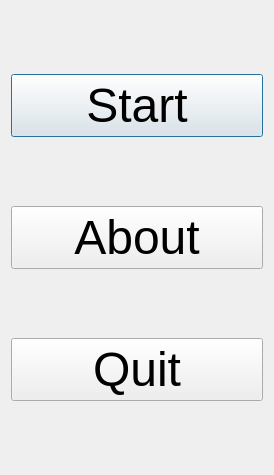
Qt form Tools/ToolFunctionPlotter/qtfunctionplottermenudialog.ui (richelbilderbeek/ProjectRichelBilderbeek) before a commit.
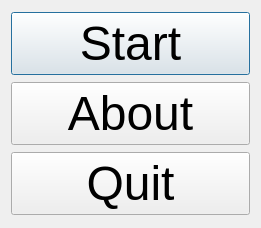
The same form after that commit.

Patch:
```diff
--- a/Tools/ToolFunctionPlotter/qtfunctionplottermenudialog.ui
+++ b/Tools/ToolFunctionPlotter/qtfunctionplottermenudialog.ui
@@ -6,8 +6,8 @@
    <rect>
     <x>0</x>
     <y>0</y>
-    <width>274</width>
-    <height>475</height>
+    <width>261</width>
+    <height>228</height>
    </rect>
   </property>
   <property name="font">
```
